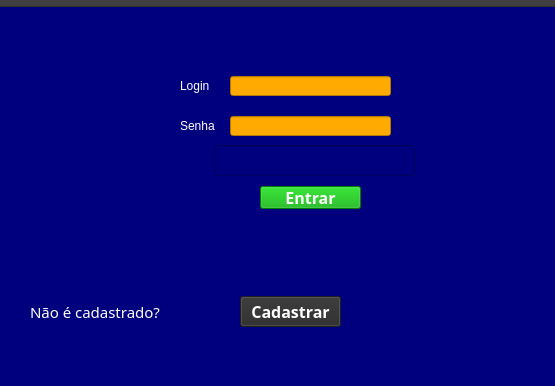
This is Projeto_Conta/telas.ui/tela_login.ui in elievelton/Git as Qt 5 draws it before an edit; both pictures show x 0 to 555 and y 94 to 480 of the 640 by 480 pixel window. The edited form follows.
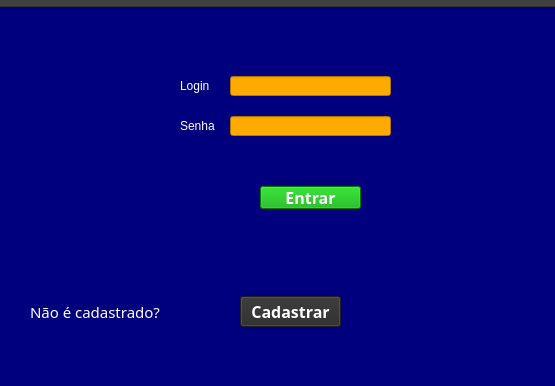
This is the edited form.

Patch:
```diff
--- a/Projeto_Conta/telas.ui/tela_login.ui
+++ b/Projeto_Conta/telas.ui/tela_login.ui
@@ -209,21 +209,28 @@
      </property>
     </widget>
    </widget>
-   <widget class="QLineEdit" name="lineEdit_3">
+   <widget class="QTextBrowser" name="textBrowser">
     <property name="geometry">
      <rect>
-      <x>214</x>
-      <y>239</y>
-      <width>201</width>
-      <height>31</height>
+      <x>187</x>
+      <y>234</y>
+      <width>256</width>
+      <height>41</height>
      </rect>
     </property>
     <property name="styleSheet">
-     <string notr="true">color: rgb(255, 255, 0);
+     <string notr="true">color: rgb(255, 255, 127);
+border-color: rgb(0, 0, 127);
 background-color: rgb(0, 0, 127);</string>
     </property>
-    <property name="text">
-     <string/>
+    <property name="frameShape">
+     <enum>QFrame::NoFrame</enum>
+    </property>
+    <property name="lineWidth">
+     <number>-1</number>
+    </property>
+    <property name="midLineWidth">
+     <number>-1</number>
     </property>
    </widget>
   </widget>
```
